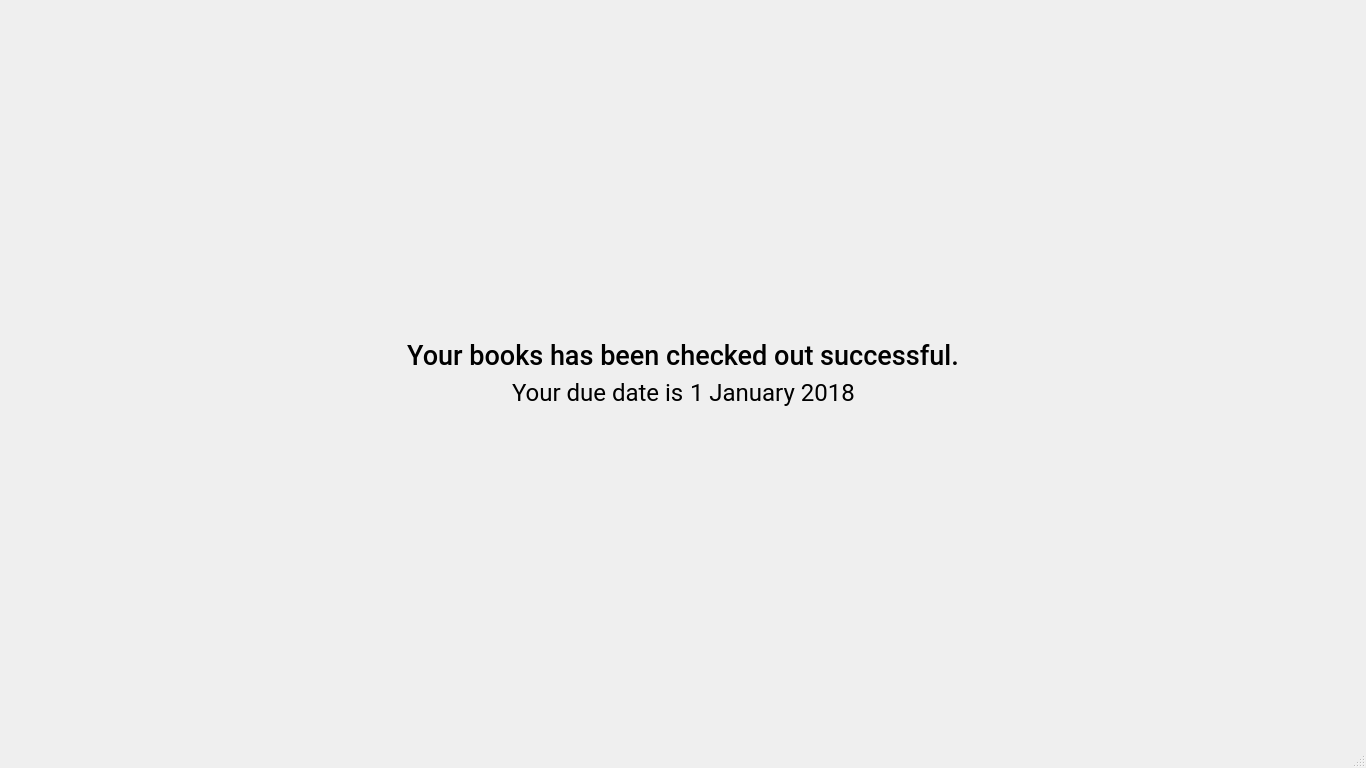
This is easy_lib_client.ui in maxmacstn/EasyLib_client as Qt 5 draws it before an edit. The edited form follows.
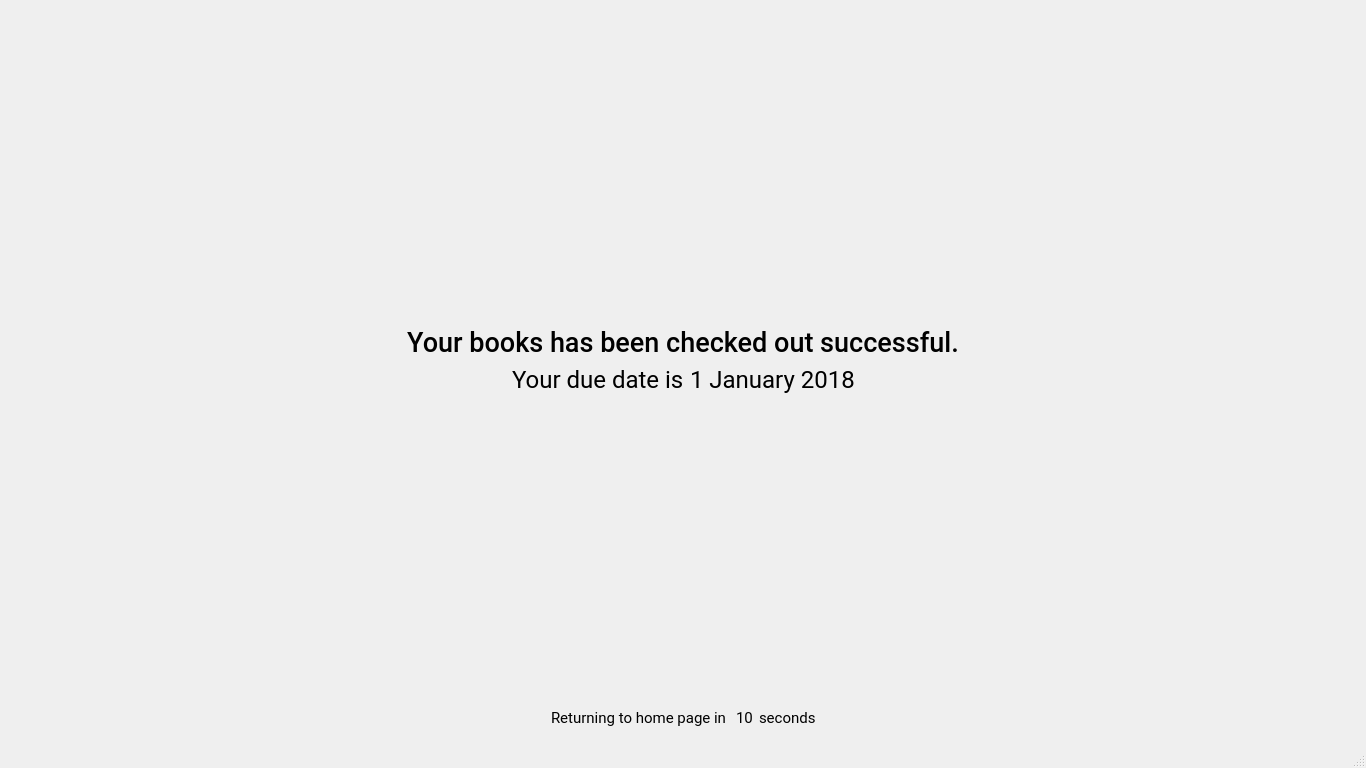
This is the edited form. The open tabs and pages were chosen to show the change.

```diff
--- a/easy_lib_client.ui
+++ b/easy_lib_client.ui
@@ -1718,6 +1718,93 @@
           </property>
          </spacer>
         </item>
+        <item>
+         <layout class="QHBoxLayout" name="horizontalLayout_4">
+          <item>
+           <spacer name="horizontalSpacer_6">
+            <property name="orientation">
+             <enum>Qt::Horizontal</enum>
+            </property>
+            <property name="sizeHint" stdset="0">
+             <size>
+              <width>40</width>
+              <height>20</height>
+             </size>
+            </property>
+           </spacer>
+          </item>
+          <item>
+           <widget class="QLabel" name="label_6">
+            <property name="sizePolicy">
+             <sizepolicy hsizetype="Maximum" vsizetype="Preferred">
+              <horstretch>0</horstretch>
+              <verstretch>0</verstretch>
+             </sizepolicy>
+            </property>
+            <property name="font">
+             <font>
+              <family>Roboto</family>
+              <pointsize>11</pointsize>
+             </font>
+            </property>
+            <property name="text">
+             <string>Returning to home page in </string>
+            </property>
+           </widget>
+          </item>
+          <item>
+           <widget class="QLabel" name="label_cd_to_homepage">
+            <property name="sizePolicy">
+             <sizepolicy hsizetype="Maximum" vsizetype="Preferred">
+              <horstretch>0</horstretch>
+              <verstretch>0</verstretch>
+             </sizepolicy>
+            </property>
+            <property name="font">
+             <font>
+              <family>Roboto</family>
+              <pointsize>11</pointsize>
+             </font>
+            </property>
+            <property name="text">
+             <string>10</string>
+            </property>
+           </widget>
+          </item>
+          <item>
+           <widget class="QLabel" name="label_9">
+            <property name="sizePolicy">
+             <sizepolicy hsizetype="Maximum" vsizetype="Preferred">
+              <horstretch>0</horstretch>
+              <verstretch>0</verstretch>
+             </sizepolicy>
+            </property>
+            <property name="font">
+             <font>
+              <family>Roboto</family>
+              <pointsize>11</pointsize>
+             </font>
+            </property>
+            <property name="text">
+             <string>seconds</string>
+            </property>
+           </widget>
+          </item>
+          <item>
+           <spacer name="horizontalSpacer_10">
+            <property name="orientation">
+             <enum>Qt::Horizontal</enum>
+            </property>
+            <property name="sizeHint" stdset="0">
+             <size>
+              <width>40</width>
+              <height>20</height>
+             </size>
+            </property>
+           </spacer>
+          </item>
+         </layout>
+        </item>
        </layout>
       </widget>
       <widget class="QWidget" name="line_connect_page">
```
Left out of the diff: 2 changed lines with no effect on the pictures.
